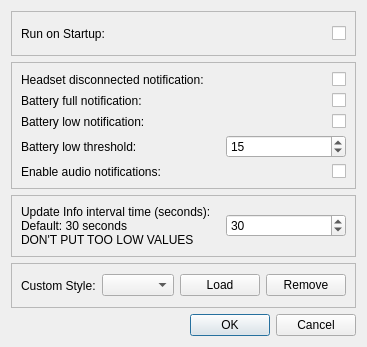
Old version of the form src/UI/settingswindow.ui in the repository HeadsetControl-GUI/HeadsetControl-GUI.
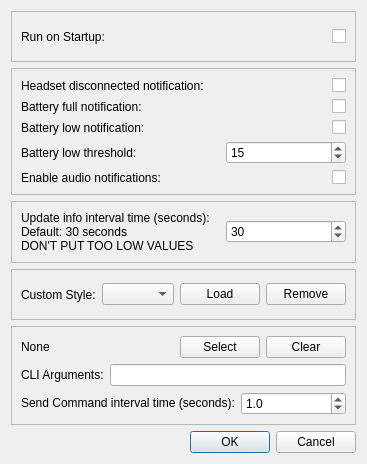
New version of the form.

```diff
--- a/src/UI/settingswindow.ui
+++ b/src/UI/settingswindow.ui
@@ -6,8 +6,8 @@
    <rect>
     <x>0</x>
     <y>0</y>
-    <width>361</width>
-    <height>347</height>
+    <width>354</width>
+    <height>464</height>
    </rect>
   </property>
   <property name="windowTitle">
@@ -212,7 +212,7 @@
       <item>
        <widget class="QLabel" name="updatetimeLabel">
         <property name="text">
-         <string>Update Info interval time (seconds):
+         <string>Update info interval time (seconds):
 Default: 30 seconds
 DON'T PUT TOO LOW VALUES</string>
         </property>
@@ -295,6 +295,106 @@
      </layout>
     </widget>
    </item>
+   <item>
+    <widget class="QFrame" name="frame_5">
+     <property name="frameShape">
+      <enum>QFrame::Shape::StyledPanel</enum>
+     </property>
+     <property name="frameShadow">
+      <enum>QFrame::Shadow::Raised</enum>
+     </property>
+     <layout class="QVBoxLayout" name="verticalLayout_2">
+      <item>
+       <layout class="QHBoxLayout" name="horizontalLayout_2">
+        <item>
+         <widget class="QLabel" name="commandexeLabel">
+          <property name="sizePolicy">
+           <sizepolicy hsizetype="MinimumExpanding" vsizetype="Preferred">
+            <horstretch>0</horstretch>
+            <verstretch>0</verstretch>
+           </sizepolicy>
+          </property>
+          <property name="text">
+           <string>None</string>
+          </property>
+         </widget>
+        </item>
+        <item>
+         <widget class="QPushButton" name="commandexePushButton">
+          <property name="sizePolicy">
+           <sizepolicy hsizetype="Minimum" vsizetype="Fixed">
+            <horstretch>0</horstretch>
+            <verstretch>0</verstretch>
+           </sizepolicy>
+          </property>
+          <property name="text">
+           <string>Select</string>
+          </property>
+         </widget>
+        </item>
+        <item>
+         <widget class="QPushButton" name="commandclearPushButton">
+          <property name="text">
+           <string>Clear</string>
+          </property>
+         </widget>
+        </item>
+       </layout>
+      </item>
+      <item>
+       <layout class="QHBoxLayout" name="horizontalLayout_5">
+        <item>
+         <widget class="QLabel" name="cliargumentsLabel">
+          <property name="sizePolicy">
+           <sizepolicy hsizetype="Minimum" vsizetype="Preferred">
+            <horstretch>0</horstretch>
+            <verstretch>0</verstretch>
+           </sizepolicy>
+          </property>
+          <property name="text">
+           <string>CLI Arguments:</string>
+          </property>
+         </widget>
+        </item>
+        <item>
+         <widget class="QLineEdit" name="commandargumentsValue">
+          <property name="sizePolicy">
+           <sizepolicy hsizetype="MinimumExpanding" vsizetype="Fixed">
+            <horstretch>0</horstretch>
+            <verstretch>0</verstretch>
+           </sizepolicy>
+          </property>
+         </widget>
+        </item>
+       </layout>
+      </item>
+      <item>
+       <layout class="QHBoxLayout" name="horizontalLayout_6">
+        <item>
+         <widget class="QLabel" name="commandintervalLabel">
+          <property name="text">
+           <string>&lt;html&gt;&lt;head/&gt;&lt;body&gt;&lt;p&gt;Send Command interval time (seconds):&lt;/p&gt;&lt;/body&gt;&lt;/html&gt;</string>
+          </property>
+         </widget>
+        </item>
+        <item>
+         <widget class="QDoubleSpinBox" name="commandintervaltimeDoubleSpinBox">
+          <property name="decimals">
+           <number>1</number>
+          </property>
+          <property name="minimum">
+           <double>0.100000000000000</double>
+          </property>
+          <property name="value">
+           <double>1.000000000000000</double>
+          </property>
+         </widget>
+        </item>
+       </layout>
+      </item>
+     </layout>
+    </widget>
+   </item>
    <item>
     <widget class="QDialogButtonBox" name="buttonBox">
      <property name="orientation">
```
